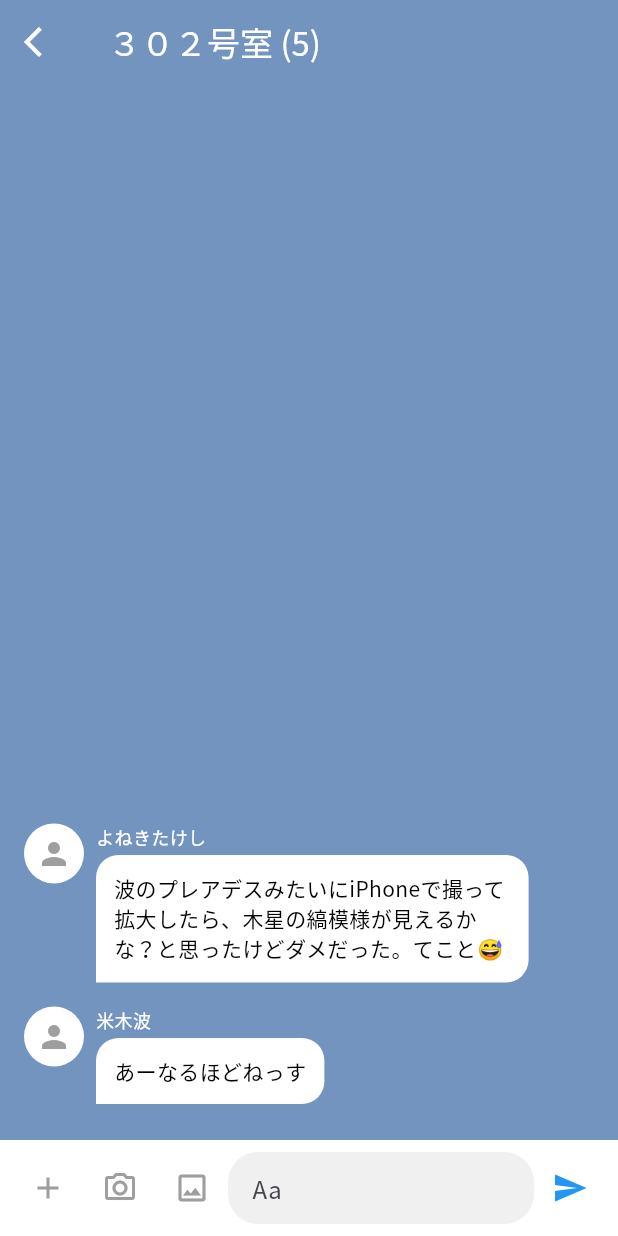
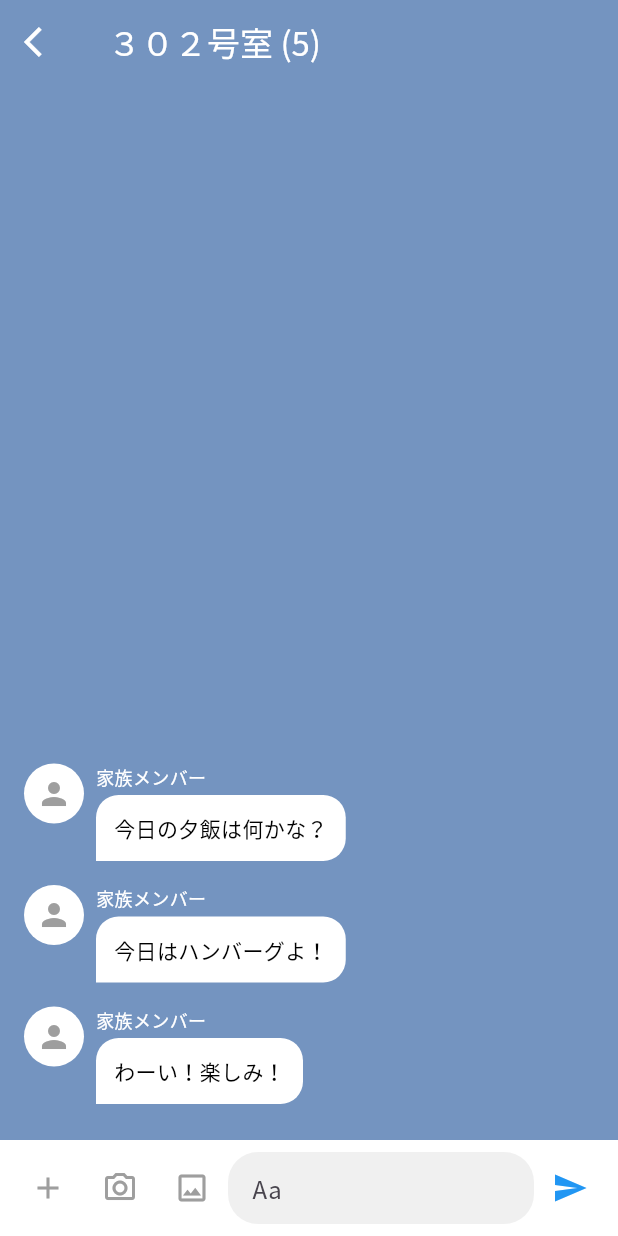
Before and after one commit to kasouzou/GroupChatApp, a Flutter app: the ChatPage screen opened directly, after a tap on the "send" icon, on a phone screen of 412 x 824 dp. Run offline on Flutter 3.47's test engine with Material 3 defaults, Android fonts, the phone set to English and light mode, and no system bars; our stand-ins replace font_awesome_flutter, google_fonts, qr_flutter; missing offline and left inert: mobile_scanner.

Commit message:
大枠のUI設計＆実装が終わったので、フロントエンドのサーバーとやり取りするエンドポイントの仮実装をやった。 ここではUI設計の段階で使ったダミーデータをそのままUIロジックに書くのではなく、モデルクラス、抽象クラス、抽象クラスの抽象メソッドの実装クラスを作成しこれらをエンドポイントとし、ここにダミーデータを流すことで、ダミーデータを実際にサーバーから帰ってきた値のように扱えるようにし、フロントエンド側（Flutterアプリ側）のエンドポイントをより具体的に実装することができた。今後は実際にサーバーを構築して異なる端末間でデータのやり取りをできるように改良する。

```diff
--- /dev/null
+++ b/lib/logic/chat_abstract/chat_abstract.dart
@@ -0,0 +1,13 @@
+
+
+import 'package:group_chat_app/logic/models/chat_message_model.dart';
+
+abstract class ChatAbstract {
+  // 指定したグループのメッセージをリアルタイムに監視する「流れ」を取得
+  Stream<List<ChatMessageModel>> watchMessages(String groupId);
+
+  void dispose(); // リソース解放用メソッド
+
+  // メッセージを送信する
+  Future<void> sendMessage(String groupId, String senderId, String text);
+}
--- /dev/null
+++ b/lib/logic/models/chat_message_model.dart
@@ -0,0 +1,28 @@
+// メッセージのデータを扱うための簡単なクラス（疎結合を意識！）
+
+class ChatMessageModel {
+  final String id;        // UUID
+  final String groupId;   // どの家族か
+  final String senderId;  // 送信者のGoogle UID
+  final String text;
+  final DateTime createdAt;
+
+  ChatMessageModel({
+    required this.id,
+    required this.groupId,
+    required this.senderId,
+    required this.text,
+    required this.createdAt,
+  });
+
+  // バックエンド（JSON）から変換する「工場」
+  factory ChatMessageModel.fromJson(Map<String, dynamic> json) {
+    return ChatMessageModel(
+      id: json['id'],
+      groupId: json['group_id'],
+      senderId: json['sender_id'],
+      text: json['text'],
+      createdAt: DateTime.parse(json['created_at']),
+    );
+  }
+}
--- /dev/null
+++ b/lib/logic/services/chat_service.dart
@@ -0,0 +1,73 @@
+import 'dart:async';
+
+import 'package:group_chat_app/logic/chat_abstract/chat_abstract.dart';
+import 'package:group_chat_app/logic/models/chat_message_model.dart';
+import 'package:uuid/uuid.dart';
+
+
+class ChatService implements ChatAbstract {
+  // 仮想のDB（メモリ上に保存）
+  // 初期値としてダミーデータを用意しておくことにしたよ。
+  final List<ChatMessageModel> _messages = [
+    ChatMessageModel(
+      id: const Uuid().v4(),
+      groupId: 'family_group_001',
+      senderId: 'user_father', // お父さん
+      text: '今日の夕飯は何かな？',
+      createdAt: DateTime.now().subtract(const Duration(minutes: 10)),
+    ),
+    ChatMessageModel(
+      id: const Uuid().v4(),
+      groupId: 'family_group_001',
+      senderId: 'user_mother', // お母さん
+      text: '今日はハンバーグよ！',
+      createdAt: DateTime.now().subtract(const Duration(minutes: 5)),
+    ),
+    ChatMessageModel(
+      id: const Uuid().v4(),
+      groupId: 'family_group_001',
+      senderId: 'user_sister', // 妹
+      text: 'わーい！楽しみ！',
+      createdAt: DateTime.now().subtract(const Duration(minutes: 2)),
+    ),
+  ];
+
+  // データの変更を通知するためのコントローラー（Streamの出口）
+  final _controller = StreamController<List<ChatMessageModel>>.broadcast();
+
+  // メモリ開放を忘れない！
+  @override
+  void dispose() {
+    print('ChatServiceを片付けます！');
+    _controller.close();
+  }
+
+  @override
+  Stream<List<ChatMessageModel>> watchMessages(String groupId) {
+    // ★ 監視が始まった瞬間に、現在のリスト（初期値入り）を川に流す
+    // Timer.runを使うことで、リスナーが準備できてからデータを流せるよ
+    Timer.run(() {
+      _controller.add(List.from(_messages.reversed));
+    });
+    return _controller.stream;
+  }
+
+  @override
+  Future<void> sendMessage(String groupId, String senderId, String text) async {
+    final uuid = Uuid().v4();
+    // 新しいメッセージ（レコード）を作成
+    final newMessage = ChatMessageModel(
+      id: uuid, // ここでUUIDを生成！
+      groupId: groupId,
+      senderId: senderId,
+      text: text,
+      createdAt: DateTime.now(),
+    );
+
+    _messages.add(newMessage);
+
+    // DBが更新されたので、接続中の全てのUIに「新しいリストだよ！」と通知する
+    // これが「複数の携帯で同期」されるロジックの肝になるよ
+    _controller.add(List.from(_messages.reversed));
+  }
+}
--- a/lib/main.dart
+++ b/lib/main.dart
@@ -1,6 +1,7 @@
 import 'package:flutter/material.dart';
-import 'package:genron/pages/splash_screen.dart';
-import 'package:google_fonts/google_fonts.dart'; // Google Fontsを使うために必要
+
+import 'package:google_fonts/google_fonts.dart';// Google Fontsを使うために必要
+import 'package:group_chat_app/pages/splash_screen.dart';
 
 void main() {
   runApp(const MyApp());
--- a/lib/pages/splash_screen.dart
+++ b/lib/pages/splash_screen.dart
@@ -1,6 +1,6 @@
 import 'package:flutter/material.dart';
 import 'package:flutter/services.dart';
-import 'package:genron/pages/user_pages/youtube_like_bottom_navigation_bar.dart'; // SystemChromeを使うために必要
+import 'package:group_chat_app/pages/user_pages/youtube_like_bottom_navigation_bar.dart'; // SystemChromeを使うために必要
 
 class SplashScreenPage extends StatefulWidget {
   const SplashScreenPage({super.key});
--- a/lib/pages/user_pages/common_parts/chat_page.dart
+++ b/lib/pages/user_pages/common_parts/chat_page.dart
@@ -1,13 +1,7 @@
 import 'package:flutter/material.dart';
-
-// メッセージのデータを扱うための簡単なクラス（疎結合を意識！）
-class ChatMessage {
-  final String name;
-  final String text;
-  final bool isMe;
-
-  ChatMessage({required this.name, required this.text, required this.isMe});
-}
+import 'package:group_chat_app/logic/models/chat_message_model.dart';
+import 'package:group_chat_app/logic/services/chat_service.dart';
+import 'package:uuid/uuid.dart';
 
 class ChatPage extends StatefulWidget {
   const ChatPage({super.key});
@@ -20,22 +14,39 @@ class _ChatPageState extends State<ChatPage> {
   // 入力欄をコントロールするための変数（独自に宣言した変数）
   final TextEditingController _textController = TextEditingController();
 
-  // メッセージを保存しておくリスト（インメモリ）
-  final List<ChatMessage> _messages = [
-    // 初期表示用のダミーデータ
-    ChatMessage(name: '米木波', text: 'あーなるほどねっす', isMe: false),
-    ChatMessage(name: 'よねきたけし', text: '波のプレアデスみたいにiPhoneで撮って拡大したら、木星の縞模様が見えるかな？と思ったけどダメだった。てこと😅', isMe: false),
-  ];
+  // ChatServiceを使えるようにインスタンス化
+  late ChatService _chatService;
 
-  // 送信ボタンが押された時の処理
+  @override
+  void initState() {
+    super.initState();
+    _chatService = ChatService(); // ここで誕生
+  }
+
+  @override
+  void dispose() {
+    _chatService.dispose(); // ここで死ぬ（お片付け）
+    super.dispose();
+  }
+
+  // 仮の自分の情報（実際はGoogleログインから取得する）
+  final String _myGoogleUid = Uuid().v4();
+  final String _currentGroupId = 'family_group_001';
+
+  // 送信ボタンが押された時に呼ばれる関数
   void _handleSubmitted(String text) {
-    if (text.trim().isEmpty) return; // 空文字は無視
+    if (text.trim().isEmpty) return;
 
+    final String content = _textController.text;
     _textController.clear();
-    setState(() {
-      // reverse: true なので、リストの先頭に追加すると画面の下に表示されるよ
-      _messages.insert(0, ChatMessage(name: '自分', text: text, isMe: true));
-    });
+
+    // ChatServiceにメッセージ送信を依頼
+    // UIは「送信した」という事実だけを投げればOK（疎結合！）
+    _chatService.sendMessage(
+      _currentGroupId,
+      _myGoogleUid,
+      content
+    );
   }
 
   @override
@@ -56,19 +67,40 @@ class _ChatPageState extends State<ChatPage> {
       body: Column(
         children: [
           // メッセージリスト部分
+          // StreamBuilderを使って、バックエンド（モック）の更新を監視する
           Expanded(
-            child: ListView.builder(
-              padding: const EdgeInsets.all(16),
-              reverse: true, // これで最新のメッセージが下に来るようになる！
-              itemCount: _messages.length,
-              itemBuilder: (context, index) {
-                final msg = _messages[index];
-                return _buildMessageBubble(
-                  context,
-                  name: msg.name,
-                  message: msg.text,
-                  isMe: msg.isMe,
-                  screenWidth: screenWidth,
+            child: StreamBuilder<List<ChatMessageModel>>(
+              stream: _chatService.watchMessages(_currentGroupId),
+              builder: (context, snapshot) {
+                if (snapshot.connectionState == ConnectionState.waiting){
+                  return const Center(child: CircularProgressIndicator());
+                }
+
+                if (!snapshot.hasData || snapshot.data!.isEmpty) {
+                  return const Center(
+                    child: Text("メッセージがありません", style: TextStyle(color: Colors.white)),
+                  );
+                }
+
+                final messages = snapshot.data!;
+
+                return ListView.builder(
+                  padding: const EdgeInsets.all(16.0),
+                  reverse: true, // 新しいメッセージが下に来るように
+                  itemCount: messages.length,
+                  itemBuilder: (context, index) {
+                    final message = messages[index];
+                    // senderIdが自分のGoogle UIDと同じなら「自分」と判定
+                    final bool isMe = message.senderId == _myGoogleUid;
+
+                    return _buildMessageBubble(
+                      context,
+                      name: isMe ? '自分' : '家族メンバー',
+                      message: message.text,
+                      isMe: isMe,
+                      screenWidth: screenWidth
+                    );
+                  }
                 );
               },
             ),
--- a/lib/pages/user_pages/my_chats_tab/my_chats_page.dart
+++ b/lib/pages/user_pages/my_chats_tab/my_chats_page.dart
@@ -2,7 +2,7 @@
 
 import 'package:flutter/material.dart';
 import 'package:font_awesome_flutter/font_awesome_flutter.dart';
-import 'package:genron/pages/user_pages/common_parts/chat_page.dart';
+import 'package:group_chat_app/pages/user_pages/common_parts/chat_page.dart';
 
 // 状態を持つために StatefulWidget に変更！
 class MyChatsPage extends StatefulWidget {
--- a/lib/pages/user_pages/new_chat_tab/add_member_page.dart
+++ b/lib/pages/user_pages/new_chat_tab/add_member_page.dart
@@ -1,5 +1,5 @@
 import 'package:flutter/material.dart';
-import 'package:genron/pages/user_pages/common_parts/show_discard_dialog.dart';
+import 'package:group_chat_app/pages/user_pages/common_parts/show_discard_dialog.dart';
 import 'package:mobile_scanner/mobile_scanner.dart';
 import 'package:qr_flutter/qr_flutter.dart';
 import 'package:url_launcher/url_launcher.dart'; // ★ URLを開くために追加
--- a/lib/pages/user_pages/new_chat_tab/make_chat_page.dart
+++ b/lib/pages/user_pages/new_chat_tab/make_chat_page.dart
@@ -1,5 +1,5 @@
 import 'package:flutter/material.dart';
-import 'package:genron/pages/user_pages/common_parts/show_discard_dialog.dart';
+import 'package:group_chat_app/pages/user_pages/common_parts/show_discard_dialog.dart';
 
 class MakeChatPage extends StatefulWidget {
   const MakeChatPage({super.key});
--- a/lib/pages/user_pages/new_chat_tab/new_chat_page.dart
+++ b/lib/pages/user_pages/new_chat_tab/new_chat_page.dart
@@ -1,6 +1,6 @@
 import 'package:flutter/material.dart';
-import 'package:genron/pages/user_pages/new_chat_tab/add_member_page.dart';
-import 'package:genron/pages/user_pages/new_chat_tab/make_chat_page.dart';
+import 'package:group_chat_app/pages/user_pages/new_chat_tab/add_member_page.dart';
+import 'package:group_chat_app/pages/user_pages/new_chat_tab/make_chat_page.dart';
 
 class NewChatPage extends StatelessWidget {
   const NewChatPage({super.key});
--- a/lib/pages/user_pages/profile_tab/profile_details_page.dart
+++ b/lib/pages/user_pages/profile_tab/profile_details_page.dart
@@ -1,6 +1,6 @@
 // プロフィールの詳細や編集を行うページです。
 import 'package:flutter/material.dart';
-import 'package:genron/pages/user_pages/profile_tab/profile_edit_page.dart';
+import 'package:group_chat_app/pages/user_pages/profile_tab/profile_edit_page.dart';
 
 class ProfileDetailsPage extends StatefulWidget {
   const ProfileDetailsPage({super.key});
--- a/lib/pages/user_pages/profile_tab/profile_edit_page.dart
+++ b/lib/pages/user_pages/profile_tab/profile_edit_page.dart
@@ -1,6 +1,6 @@
 // プロフィールの編集ページです。
 import 'package:flutter/material.dart';
-import 'package:genron/pages/user_pages/common_parts/show_discard_dialog.dart';
+import 'package:group_chat_app/pages/user_pages/common_parts/show_discard_dialog.dart';
 
 class ProfileEditPage extends StatefulWidget {
   const ProfileEditPage({super.key});
--- a/lib/pages/user_pages/profile_tab/profile_page.dart
+++ b/lib/pages/user_pages/profile_tab/profile_page.dart
@@ -1,8 +1,8 @@
 // プロフィール画面です。
 
 import 'package:flutter/material.dart';
-import 'package:genron/pages/user_pages/profile_tab/profile_details_page.dart';
-import 'package:genron/pages/user_pages/profile_tab/settings_page.dart';
+import 'package:group_chat_app/pages/user_pages/profile_tab/profile_details_page.dart';
+import 'package:group_chat_app/pages/user_pages/profile_tab/settings_page.dart';
 
 class ProfilePage extends StatefulWidget {
   const ProfilePage({super.key});
--- a/lib/pages/user_pages/youtube_like_bottom_navigation_bar.dart
+++ b/lib/pages/user_pages/youtube_like_bottom_navigation_bar.dart
@@ -1,9 +1,9 @@
 import 'package:flutter/material.dart';
 import 'package:font_awesome_flutter/font_awesome_flutter.dart';
 
-import 'package:genron/pages/user_pages/profile_tab/profile_page.dart';
-import 'package:genron/pages/user_pages/new_chat_tab/new_chat_page.dart';
-import 'package:genron/pages/user_pages/my_chats_tab/my_chats_page.dart';
+import 'package:group_chat_app/pages/user_pages/profile_tab/profile_page.dart';
+import 'package:group_chat_app/pages/user_pages/new_chat_tab/new_chat_page.dart';
+import 'package:group_chat_app/pages/user_pages/my_chats_tab/my_chats_page.dart';
 
 // なるほど — 見た目が黒くなるのはよくあるハマりで、原因はだいたいこのどれか：
 // BottomNavigationBar を包む Material（内部的に使われるもの）が デフォルトで暗い色を描画している
--- a/pubspec.yaml
+++ b/pubspec.yaml
@@ -1,4 +1,4 @@
-name: genron
+name: group_chat_app
 description: "グループチャットアプリです"
 # The following line prevents the package from being accidentally published to
 # pub.dev using `flutter pub publish`. This is preferred for private packages.
@@ -39,6 +39,7 @@ dependencies:
   mobile_scanner: ^7.1.4
   qr_flutter: ^4.1.0
   url_launcher: ^6.3.2
+  uuid: ^4.5.2
 
 dev_dependencies:
   flutter_test:
```
Also changed, not shown: pubspec.lock.
